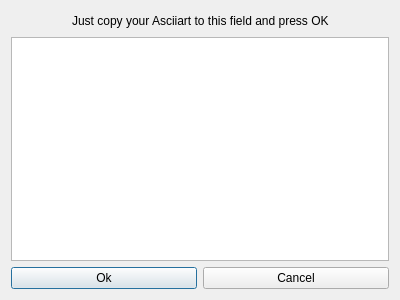
schorsch1976/AsciiFlowQT, file src/importdialog.ui: the form before one commit.
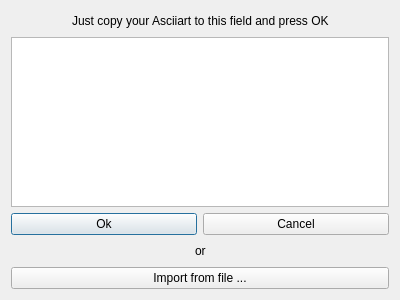
The form after the commit.

Commit message: Export to file/Import from file

```diff
--- a/src/importdialog.ui
+++ b/src/importdialog.ui
@@ -72,6 +72,50 @@
      </item>
     </layout>
    </item>
+   <item>
+    <layout class="QHBoxLayout" name="horizontalLayout_3">
+     <item>
+      <spacer name="horizontalSpacer_3">
+       <property name="orientation">
+        <enum>Qt::Horizontal</enum>
+       </property>
+       <property name="sizeHint" stdset="0">
+        <size>
+         <width>40</width>
+         <height>20</height>
+        </size>
+       </property>
+      </spacer>
+     </item>
+     <item>
+      <widget class="QLabel" name="label_2">
+       <property name="text">
+        <string>or</string>
+       </property>
+      </widget>
+     </item>
+     <item>
+      <spacer name="horizontalSpacer_4">
+       <property name="orientation">
+        <enum>Qt::Horizontal</enum>
+       </property>
+       <property name="sizeHint" stdset="0">
+        <size>
+         <width>40</width>
+         <height>20</height>
+        </size>
+       </property>
+      </spacer>
+     </item>
+    </layout>
+   </item>
+   <item>
+    <widget class="QPushButton" name="btnImportFromFile">
+     <property name="text">
+      <string>Import from file ...</string>
+     </property>
+    </widget>
+   </item>
   </layout>
  </widget>
  <resources/>
```
The commit also changes 7 other files.
